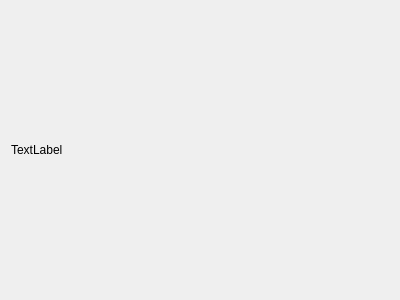
Before: the Qt Designer form qcity/ui/settings_panel.ui in north-road/QCity, drawn with Qt 5.
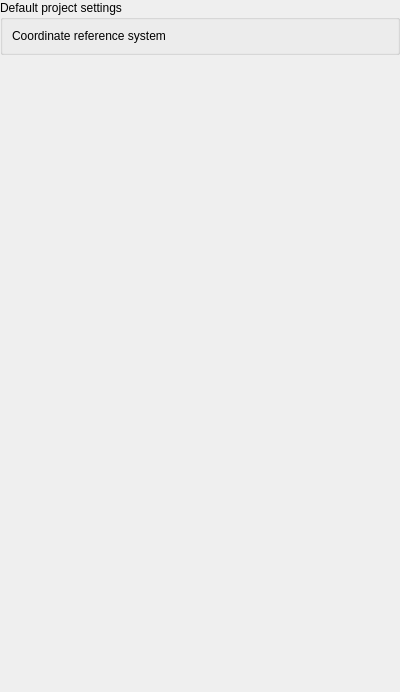
After: the same form once the commit is applied. Custom widgets are drawn as their Qt base class.

Commit message: Expose user facing choice of default project CRS

What changed in the file:
```diff
--- a/qcity/ui/settings_panel.ui
+++ b/qcity/ui/settings_panel.ui
@@ -7,20 +7,57 @@
     <x>0</x>
     <y>0</y>
     <width>400</width>
-    <height>300</height>
+    <height>692</height>
    </rect>
   </property>
   <property name="windowTitle">
    <string>Form</string>
   </property>
   <layout class="QVBoxLayout" name="verticalLayout">
+   <property name="leftMargin">
+    <number>0</number>
+   </property>
+   <property name="topMargin">
+    <number>0</number>
+   </property>
+   <property name="rightMargin">
+    <number>0</number>
+   </property>
+   <property name="bottomMargin">
+    <number>0</number>
+   </property>
    <item>
-    <widget class="QLabel" name="label">
-     <property name="text">
-      <string>TextLabel</string>
+    <widget class="QGroupBox" name="groupBox">
+     <property name="title">
+      <string>Default project settings</string>
      </property>
+     <layout class="QGridLayout" name="gridLayout">
+      <item row="0" column="0">
+       <widget class="QLabel" name="label">
+        <property name="text">
+         <string>Coordinate reference system</string>
+        </property>
+       </widget>
+      </item>
+      <item row="0" column="1">
+       <widget class="QgsProjectionSelectionWidget" name="default_crs_widget" native="true"/>
+      </item>
+     </layout>
     </widget>
    </item>
+   <item>
+    <spacer name="verticalSpacer">
+     <property name="orientation">
+      <enum>Qt::Orientation::Vertical</enum>
+     </property>
+     <property name="sizeHint" stdset="0">
+      <size>
+       <width>20</width>
+       <height>40</height>
+      </size>
+     </property>
+    </spacer>
+   </item>
   </layout>
  </widget>
  <customwidgets>
@@ -30,6 +67,12 @@
    <header>qgis.gui</header>
    <container>1</container>
   </customwidget>
+  <customwidget>
+   <class>QgsProjectionSelectionWidget</class>
+   <extends>QWidget</extends>
+   <header>qgis.gui</header>
+   <container>1</container>
+  </customwidget>
  </customwidgets>
  <resources/>
  <connections/>
```
